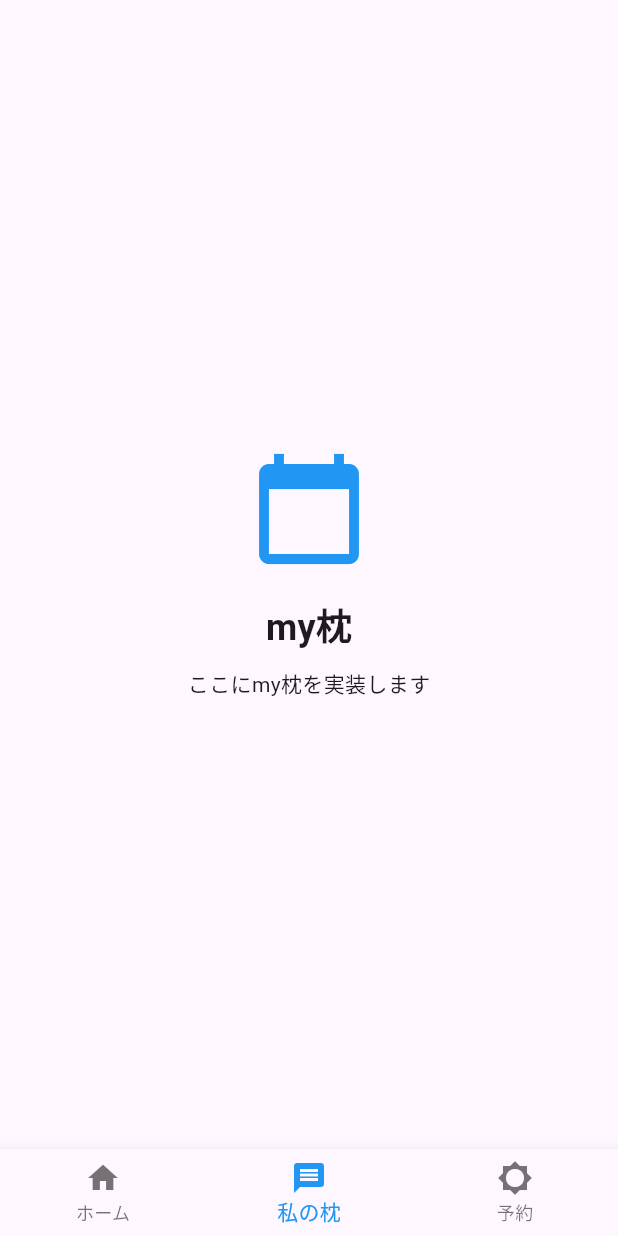
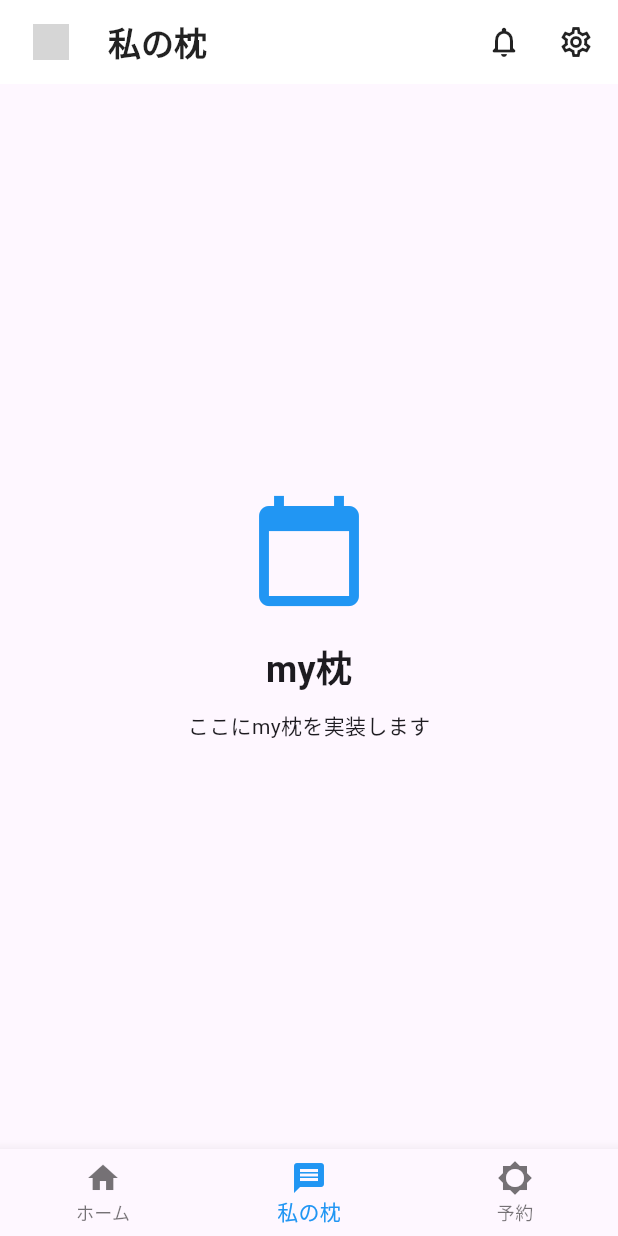
Before and after one commit to miyuu2003/h_flutter_app, a Flutter app: the screen it shows after launch, item 2 of the bottom bar chosen, on a phone screen of 412 x 824 dp. Run offline on Flutter 3.47's test engine with Material 3 defaults, Android fonts, the phone set to English and light mode, and no system bars; grey boxes are pictures that could not be loaded.

Commit message:
headerを追加

```diff
--- a/hakkason_team_h/lib/main.dart
+++ b/hakkason_team_h/lib/main.dart
@@ -16,13 +16,61 @@ class MainApp extends StatefulWidget {
 
 class _MainAppState extends State<MainApp>{
   int _selectedIndex = 0;
+  String _titleForIndex(int i) {
+    switch (i) {
+      case 0: return '快眠本舗ヤマグチ';
+      case 1: return '私の枕';
+      case 2: return '予約';
+      default: return '';
+    }
+  }
   @override
   Widget build(BuildContext context) {
     return MaterialApp(
       home: Scaffold(
+        // ← ヘッダーを追加
+        appBar: AppBar(
+          // 背景をうっすら白、影なし（好みで調整）
+          backgroundColor: Colors.white.withOpacity(0.95),
+          elevation: 0,
+          scrolledUnderElevation: 0,
+          // 文字色やアイコン色
+          foregroundColor: Colors.black87,
+          centerTitle: false,
+          title: Text(
+            _titleForIndex(_selectedIndex),
+            style: const TextStyle(fontWeight: FontWeight.w700),
+          ),
+          leadingWidth: 56,
+          leading: Padding(
+            padding: const EdgeInsets.only(left: 12),
+            child: CircleAvatar(
+              radius: 16,
+              backgroundColor: Colors.transparent,
+              // ロゴがあれば差し替え。なければアイコンでOK
+              child: Image.asset(
+                'assets/images/logo.png',
+                errorBuilder: (_, __, ___) => const Icon(Icons.bedtime_outlined),
+              ),
+            ),
+          ),
+          actions: [
+            IconButton(
+              tooltip: 'お知らせ',
+              onPressed: () {/* TODO: /news に遷移 */},
+              icon: const Icon(Icons.notifications_none_rounded),
+            ),
+            IconButton(
+              tooltip: '設定',
+              onPressed: () {/* TODO: /settings に遷移 */},
+              icon: const Icon(Icons.settings_outlined),
+            ),
+            const SizedBox(width: 4),
+          ],
+        ),
         body: IndexedStack(
           index: _selectedIndex,
-          children : const [
+          children : [
             // Center(child: Text('ホーム画面')),
             HomeView(),
             MymakuraView(),
```
